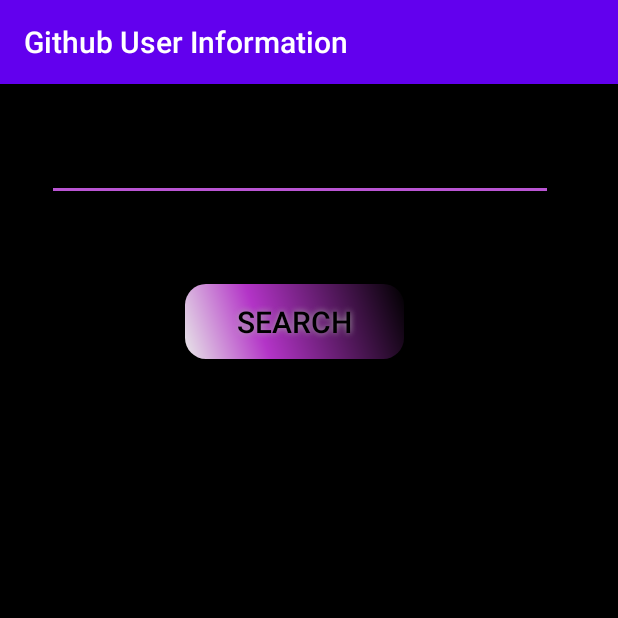
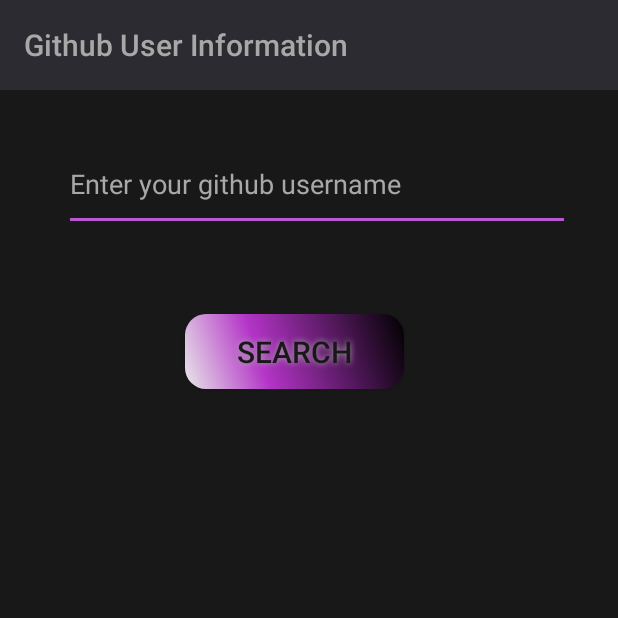
Before and after one commit to Islimoff/GithubUserInformation, an Android app: the screen it shows after launch (UserSearchActivity), on a phone screen of 412 x 824 dp, the top half of it. Run offline under Robolectric (Android 15) with nearby library versions, the phone set to English and light mode, and no system bars; our stand-ins replace Room's generated code, RxJava.

```diff
--- a/app/src/main/java/com/job4j/githubuserinformation/activities/BaseActivity.java
+++ b/app/src/main/java/com/job4j/githubuserinformation/activities/BaseActivity.java
@@ -4,6 +4,7 @@ import android.os.Bundle;
 
 import androidx.annotation.Nullable;
 import androidx.appcompat.app.AppCompatActivity;
+import androidx.appcompat.widget.Toolbar;
 import androidx.fragment.app.Fragment;
 import androidx.fragment.app.FragmentManager;
 
@@ -15,6 +16,8 @@ public abstract class BaseActivity extends AppCompatActivity {
     protected void onCreate(@Nullable Bundle saved) {
         super.onCreate(saved);
         setContentView(R.layout.activity_main);
+        Toolbar toolbar = findViewById(R.id.toolbar);
+        setSupportActionBar(toolbar);
         FragmentManager fragmentManager = getSupportFragmentManager();
         if (fragmentManager.findFragmentById(R.id.content) == null) {
             fragmentManager.beginTransaction()
--- a/app/src/main/java/com/job4j/githubuserinformation/dao/UserDao.java
+++ b/app/src/main/java/com/job4j/githubuserinformation/dao/UserDao.java
@@ -10,19 +10,20 @@ import com.job4j.githubuserinformation.models.User;
 import java.util.List;
 
 import io.reactivex.Flowable;
+import io.reactivex.Maybe;
 import io.reactivex.Single;
 
 @Dao
 public interface UserDao {
 
     @Insert
-    void insertUser(User user);
+    long insertUser(User user);
 
     @Delete
     void deleteUser(User user);
 
     @Query("SELECT * FROM user")
-    Flowable<List<User>> getAllUsers();
+    Maybe<List<User>> getAllUsers();
 
     @Query("SELECT login FROM user WHERE id = :id")
     String getUserName(int id);
--- a/app/src/main/java/com/job4j/githubuserinformation/fragments/ReposListFragment.java
+++ b/app/src/main/java/com/job4j/githubuserinformation/fragments/ReposListFragment.java
@@ -8,6 +8,9 @@ import android.widget.Toast;
 
 import androidx.annotation.NonNull;
 import androidx.annotation.Nullable;
+import androidx.appcompat.app.ActionBar;
+import androidx.appcompat.app.AppCompatActivity;
+import androidx.appcompat.widget.Toolbar;
 import androidx.fragment.app.Fragment;
 import androidx.recyclerview.widget.LinearLayoutManager;
 import androidx.recyclerview.widget.RecyclerView;
@@ -37,6 +40,10 @@ public class ReposListFragment extends Fragment {
     @Override
     public View onCreateView(@NonNull LayoutInflater inflater, @Nullable ViewGroup container, @Nullable Bundle savedInstanceState) {
         View view = inflater.inflate(R.layout.repos_list_activity, container, false);
+        Toolbar toolbar = view.findViewById(R.id.toolbar2);
+        ((AppCompatActivity) getActivity()).setSupportActionBar(toolbar);
+        ActionBar ab = ((AppCompatActivity) getActivity()).getSupportActionBar();
+        ab.setDisplayHomeAsUpEnabled(true);
         recycler = view.findViewById(R.id.repos_list);
         recycler.setLayoutManager(new LinearLayoutManager(getActivity()));
         Retrofit retrofit = RetrofitClient.getInstance();
--- a/app/src/main/java/com/job4j/githubuserinformation/fragments/UserSearchFragment.java
+++ b/app/src/main/java/com/job4j/githubuserinformation/fragments/UserSearchFragment.java
@@ -12,62 +12,51 @@ import android.widget.Toast;
 
 import androidx.annotation.NonNull;
 import androidx.annotation.Nullable;
+import androidx.appcompat.app.AppCompatActivity;
+import androidx.appcompat.widget.Toolbar;
 import androidx.fragment.app.Fragment;
-import androidx.room.Room;
 
 import com.job4j.githubuserinformation.R;
 import com.job4j.githubuserinformation.activities.ReposListActivity;
 import com.job4j.githubuserinformation.models.User;
 import com.job4j.githubuserinformation.retrofit.JsonApi;
 import com.job4j.githubuserinformation.retrofit.RetrofitClient;
-import com.job4j.githubuserinformation.room.MyDatabase;
+import com.job4j.githubuserinformation.room.DatabaseCallback;
+import com.job4j.githubuserinformation.room.RoomDb;
 
 import java.util.ArrayList;
 import java.util.List;
 
-import io.reactivex.Completable;
-import io.reactivex.Observable;
-import io.reactivex.Scheduler;
-import io.reactivex.Single;
 import io.reactivex.android.schedulers.AndroidSchedulers;
-import io.reactivex.functions.Consumer;
 import io.reactivex.observers.DisposableSingleObserver;
 import io.reactivex.schedulers.Schedulers;
 import retrofit2.Retrofit;
 
-public class UserSearchFragment extends Fragment {
+public class UserSearchFragment extends Fragment implements DatabaseCallback {
 
     private AutoCompleteTextView searchText;
     private JsonApi jsonApi;
-    private MyDatabase db;
+    private RoomDb db;
 
     @Nullable
     @Override
     public View onCreateView(@NonNull LayoutInflater inflater, @Nullable ViewGroup container, @Nullable Bundle savedInstanceState) {
-        View view = inflater.inflate(R.layout.user_serch_activity, container, false);
+        View view = inflater.inflate(R.layout.user_search_activity, container, false);
+        Toolbar toolbar = view.findViewById(R.id.toolbar);
+        ((AppCompatActivity) getActivity()).setSupportActionBar(toolbar);
         Button searchButton = view.findViewById(R.id.search_button);
-
+        searchText = view.findViewById(R.id.search_text);
         Retrofit retrofit = RetrofitClient.getInstance();
         jsonApi = retrofit.create(JsonApi.class);
-
-        db = Room.databaseBuilder(getActivity(),
-                MyDatabase.class, "populus-database")
-                .allowMainThreadQueries()
-                .build();
-
+        db = RoomDb.getDb(getActivity().getApplicationContext());
+        db.getUsers(this);
         searchButton.setOnClickListener(this::search);
-        List<String> userNames = getUserNames();
-        ArrayAdapter<String> adapter = new ArrayAdapter<>(getActivity(),
-                android.R.layout.simple_dropdown_item_1line, userNames);
-        searchText = view.findViewById(R.id.search_text);
-        searchText.setAdapter(adapter);
         return view;
     }
 
 
     private void search(View view) {
         String inputText = searchText.getText().toString();
-        final String[] userName = new String[1];
         if (!inputText.equals("")) {
             jsonApi.getUser(searchText.getText().toString())
                     .subscribeOn(Schedulers.io())
@@ -75,30 +64,7 @@ public class UserSearchFragment extends Fragment {
                     .subscribe(new DisposableSingleObserver<User>() {
                         @Override
                         public void onSuccess(User user) {
-                            Single.fromCallable(() -> db.getUserDao().getUserName(user.getId()))
-                                    .subscribeOn(Schedulers.io())
-                                    .observeOn(AndroidSchedulers.mainThread())
-                                    .subscribe(new DisposableSingleObserver<String>() {
-                                        @Override
-                                        public void onSuccess(String s) {
-                                            userName[0] =s;
-                                        }
-
-                                        @Override
-                                        public void onError(Throwable e) {
-
-                                        }
-                                    });
-                            if (!user.getLogin().equals(userName[0])) {
-                                Completable.fromRunnable(new Runnable() {
-                                    @Override
-                                    public void run() {
-                                        db.getUserDao().insertUser(user);
-                                    }
-                                })
-                                .subscribeOn(Schedulers.io())
-                                .subscribe();
-                            }
+                            db.addUser(user);
                             Intent intent = new Intent(getActivity(), ReposListActivity.class);
                             intent.putExtra("userName", user.getLogin());
                             getActivity().startActivity(intent);
@@ -114,18 +80,15 @@ public class UserSearchFragment extends Fragment {
         }
     }
 
-    private List<String> getUserNames() {
+    @Override
+    public void onUsersLoaded(List<User> users) {
         List<String> userNames = new ArrayList<>();
-        db.getUserDao().getAllUsers()
-                .observeOn(AndroidSchedulers.mainThread())
-                .subscribe(new Consumer<List<User>>() {
-                    @Override
-                    public void accept(List<User> users) throws Exception {
-                        for (User user : users) {
-                            userNames.add(user.getLogin());
-                        }
-                    }
-                });
-        return userNames;
+        for (User user : users) {
+            userNames.add(user.getLogin());
+        }
+        ArrayAdapter<String> adapter = new ArrayAdapter<>(getActivity(),
+                android.R.layout.simple_dropdown_item_1line, userNames);
+        searchText.setAdapter(adapter);
     }
+
 }
--- /dev/null
+++ b/app/src/main/java/com/job4j/githubuserinformation/room/DatabaseCallback.java
@@ -0,0 +1,10 @@
+package com.job4j.githubuserinformation.room;
+
+import com.job4j.githubuserinformation.models.User;
+
+import java.util.List;
+
+public interface DatabaseCallback {
+
+    void onUsersLoaded(List<User> users);
+}
--- /dev/null
+++ b/app/src/main/java/com/job4j/githubuserinformation/room/RoomDb.java
@@ -0,0 +1,79 @@
+package com.job4j.githubuserinformation.room;
+
+import android.content.Context;
+
+import androidx.room.Room;
+
+import com.job4j.githubuserinformation.models.User;
+
+import java.util.List;
+
+import io.reactivex.Completable;
+import io.reactivex.Single;
+import io.reactivex.android.schedulers.AndroidSchedulers;
+import io.reactivex.observers.DisposableMaybeObserver;
+import io.reactivex.observers.DisposableSingleObserver;
+import io.reactivex.schedulers.Schedulers;
+
+public class RoomDb {
+
+    private MyDatabase myDatabase;
+    private static RoomDb roomDb;
+
+    private RoomDb(Context context) {
+        myDatabase = Room.databaseBuilder(context,
+                MyDatabase.class, "populus-database")
+                .allowMainThreadQueries()
+                .build();
+    }
+
+    public static RoomDb getDb(Context context) {
+        if (roomDb == null) {
+            roomDb = new RoomDb(context);
+        }
+        return roomDb;
+    }
+
+    public void addUser(User user) {
+        Single.fromCallable(() -> myDatabase.getUserDao().getUserName(user.getId()))
+                .subscribeOn(Schedulers.io())
+                .observeOn(AndroidSchedulers.mainThread())
+                .subscribe(new DisposableSingleObserver<String>() {
+                    @Override
+                    public void onSuccess(String s) {
+                    }
+
+                    @Override
+                    public void onError(Throwable e) {
+                        Completable.fromRunnable(new Runnable() {
+                            @Override
+                            public void run() {
+                                long id = myDatabase.getUserDao().insertUser(user);
+                            }
+                        })
+                                .subscribeOn(Schedulers.io())
+                                .subscribe();
+                    }
+                });
+    }
+
+    public void getUsers(final DatabaseCallback callback) {
+        myDatabase.getUserDao().getAllUsers()
+                .observeOn(AndroidSchedulers.mainThread())
+                .subscribe(new DisposableMaybeObserver<List<User>>() {
+                    @Override
+                    public void onSuccess(List<User> users) {
+                        callback.onUsersLoaded(users);
+                    }
+
+                    @Override
+                    public void onError(Throwable e) {
+
+                    }
+
+                    @Override
+                    public void onComplete() {
+                    }
+                });
+    }
+}
--- /dev/null
+++ b/app/src/main/res/layout-land/user_search_activity.xml
@@ -0,0 +1,58 @@
+<?xml version="1.0" encoding="utf-8"?>
+<androidx.constraintlayout.widget.ConstraintLayout xmlns:android="http://schemas.android.com/apk/res/android"
+    xmlns:app="http://schemas.android.com/apk/res-auto"
+    xmlns:tools="http://schemas.android.com/tools"
+    android:layout_width="match_parent"
+    android:layout_height="match_parent"
+    android:background="#181819">
+
+    <androidx.appcompat.widget.Toolbar
+        android:id="@+id/toolbar"
+        style="@style/Toolbar"
+        android:layout_width="0dp"
+        android:layout_height="60dp"
+        app:titleTextColor="#A8A8A8"
+        app:layout_constraintEnd_toEndOf="parent"
+        app:layout_constraintStart_toStartOf="parent"
+        android:background="#2B2B31"
+        app:layout_constraintTop_toTopOf="parent">
+
+    </androidx.appcompat.widget.Toolbar>
+
+    <AutoCompleteTextView
+        android:id="@+id/search_text"
+        android:layout_width="337dp"
+        android:layout_height="62dp"
+        android:layout_marginStart="32dp"
+        android:layout_marginTop="40dp"
+        android:layout_marginEnd="32dp"
+        android:backgroundTint="#BA55D3"
+        android:hint="Enter your github username"
+        android:textColor="#A8A8A8"
+        android:textColorHint="#A8A8A8"
+        android:textCursorDrawable="@drawable/color_cursor"
+        app:layout_constraintEnd_toEndOf="parent"
+        app:layout_constraintStart_toStartOf="parent"
+        app:layout_constraintTop_toBottomOf="@+id/toolbar" />
+
+    <Button
+        android:id="@+id/search_button"
+        android:layout_width="146dp"
+        android:layout_height="50dp"
+
+        android:layout_marginStart="152dp"
+        android:layout_marginTop="55dp"
+        android:layout_marginEnd="171dp"
+        android:background="@drawable/custom_button"
+        android:shadowColor="#A8A8A8"
+        android:shadowDx="0"
+        android:shadowDy="0"
+        android:shadowRadius="5"
+        android:text="search"
+        android:textColor="#181819"
+        android:textSize="20sp"
+        app:layout_constraintEnd_toEndOf="parent"
+        app:layout_constraintStart_toStartOf="parent"
+        app:layout_constraintTop_toBottomOf="@+id/search_text" />
+
+</androidx.constraintlayout.widget.ConstraintLayout>
--- a/app/src/main/res/layout/repos_list_activity.xml
+++ b/app/src/main/res/layout/repos_list_activity.xml
@@ -1,9 +1,34 @@
 <?xml version="1.0" encoding="utf-8"?>
-<androidx.recyclerview.widget.RecyclerView
-    xmlns:android="http://schemas.android.com/apk/res/android"
+<androidx.constraintlayout.widget.ConstraintLayout xmlns:android="http://schemas.android.com/apk/res/android"
+    xmlns:app="http://schemas.android.com/apk/res-auto"
+    xmlns:tools="http://schemas.android.com/tools"
     android:layout_width="match_parent"
     android:layout_height="match_parent"
-    android:background="#000000"
-    android:id="@+id/repos_list">
+    android:background="#181819">
 
-</androidx.recyclerview.widget.RecyclerView>
+    <androidx.appcompat.widget.Toolbar
+        android:id="@+id/toolbar2"
+        style="@style/Toolbar"
+        android:layout_width="match_parent"
+        android:layout_height="60dp"
+        android:background="#2B2B31"
+        app:titleTextColor="#A8A8A8"
+        app:layout_constraintEnd_toEndOf="parent"
+        app:layout_constraintHorizontal_bias="1.0"
+        app:layout_constraintStart_toStartOf="parent"
+        app:layout_constraintTop_toTopOf="parent">
+
+    </androidx.appcompat.widget.Toolbar>
+
+    <androidx.recyclerview.widget.RecyclerView
+        android:id="@+id/repos_list"
+        android:layout_width="match_parent"
+        android:layout_height="match_parent"
+        android:layout_marginTop="68dp"
+        android:background="#181819"
+        app:layout_constraintEnd_toEndOf="parent"
+        app:layout_constraintStart_toStartOf="parent"
+        app:layout_constraintTop_toBottomOf="@+id/toolbar2">
+
+    </androidx.recyclerview.widget.RecyclerView>
+</androidx.constraintlayout.widget.ConstraintLayout>
--- a/app/src/main/res/layout/repository_info.xml
+++ b/app/src/main/res/layout/repository_info.xml
@@ -17,7 +17,7 @@
 
         <TextView
             android:id="@+id/repos_name"
-            android:layout_width="150dp"
+            android:layout_width="170dp"
             android:layout_height="30dp"
             android:layout_marginStart="8dp"
             android:layout_marginTop="8dp"
@@ -32,13 +32,14 @@
         <TextView
             android:id="@+id/repos_language"
             android:layout_width="120dp"
-            android:layout_height="30dp"
+            android:layout_height="36dp"
             android:layout_marginStart="32dp"
             android:layout_marginTop="8dp"
             android:layout_marginBottom="8dp"
             android:textSize="16dp"
             app:layout_constraintBottom_toBottomOf="parent"
             app:layout_constraintStart_toEndOf="@+id/repos_name"
-            app:layout_constraintTop_toTopOf="parent" />
+            app:layout_constraintTop_toTopOf="parent"
+            app:layout_constraintVertical_bias="0.6" />
     </androidx.constraintlayout.widget.ConstraintLayout>
 </androidx.cardview.widget.CardView>
--- /dev/null
+++ b/app/src/main/res/layout/user_search_activity.xml
@@ -0,0 +1,59 @@
+<?xml version="1.0" encoding="utf-8"?>
+<androidx.constraintlayout.widget.ConstraintLayout xmlns:android="http://schemas.android.com/apk/res/android"
+    xmlns:app="http://schemas.android.com/apk/res-auto"
+    xmlns:tools="http://schemas.android.com/tools"
+    android:layout_width="match_parent"
+    android:layout_height="match_parent"
+    android:background="#181819">
+
+    <androidx.appcompat.widget.Toolbar
+        android:id="@+id/toolbar"
+        style="@style/Toolbar"
+        android:layout_width="0dp"
+        android:layout_height="60dp"
+        app:titleTextColor="#A8A8A8"
+        app:layout_constraintEnd_toEndOf="parent"
+        app:layout_constraintStart_toStartOf="parent"
+        android:background="#2B2B31"
+        app:layout_constraintTop_toTopOf="parent">
+
+    </androidx.appcompat.widget.Toolbar>
+
+    <AutoCompleteTextView
+        android:id="@+id/search_text"
+        android:layout_width="337dp"
+        android:layout_height="62dp"
+        android:layout_marginStart="32dp"
+        android:layout_marginTop="32dp"
+        android:layout_marginEnd="32dp"
+        android:backgroundTint="#BA55D3"
+        android:hint="Enter your github username"
+        android:textColor="#A8A8A8"
+        android:textColorHint="#A8A8A8"
+        android:textCursorDrawable="@drawable/color_cursor"
+        app:layout_constraintEnd_toEndOf="parent"
+        app:layout_constraintHorizontal_bias="1.0"
+        app:layout_constraintStart_toStartOf="parent"
+        app:layout_constraintTop_toBottomOf="@+id/toolbar" />
+
+    <Button
+        android:id="@+id/search_button"
+        android:layout_width="146dp"
+        android:layout_height="50dp"
+
+        android:layout_marginStart="152dp"
+        android:layout_marginTop="55dp"
+        android:layout_marginEnd="171dp"
+        android:background="@drawable/custom_button"
+        android:shadowColor="#A8A8A8"
+        android:shadowDx="0"
+        android:shadowDy="0"
+        android:shadowRadius="5"
+        android:text="search"
+        android:textColor="#181819"
+        android:textSize="20sp"
+        app:layout_constraintEnd_toEndOf="parent"
+        app:layout_constraintStart_toStartOf="parent"
+        app:layout_constraintTop_toBottomOf="@+id/search_text" />
+
+</androidx.constraintlayout.widget.ConstraintLayout>
--- a/app/src/main/res/layout/user_serch_activity.xml
+++ /dev/null
@@ -1,44 +0,0 @@
-<?xml version="1.0" encoding="utf-8"?>
-<androidx.constraintlayout.widget.ConstraintLayout
-    xmlns:android="http://schemas.android.com/apk/res/android"
-    xmlns:app="http://schemas.android.com/apk/res-auto"
-    android:layout_width="match_parent"
-    android:layout_height="match_parent"
-    android:background="#000000">
-
-    <AutoCompleteTextView
-        android:id="@+id/search_text"
-        android:layout_width="337dp"
-        android:layout_height="62dp"
-        android:hint="Enter your github username"
-        android:backgroundTint="#BA55D3"
-        android:textCursorDrawable="@drawable/color_cursor"
-        android:textColor="#FFFAFA"
-        android:layout_marginStart="31dp"
-        android:layout_marginTop="16dp"
-        android:layout_marginEnd="43dp"
-        app:layout_constraintEnd_toEndOf="parent"
-        app:layout_constraintStart_toStartOf="parent"
-        app:layout_constraintTop_toTopOf="parent" />
-
-    <Button
-        android:id="@+id/search_button"
-        android:textColor="#000000"
-        android:textSize="20sp"
-
-        android:layout_width="146dp"
-        android:layout_height="50dp"
-        android:text="search"
-        android:background="@drawable/custom_button"
-        android:shadowColor="#A8A8A8"
-        android:shadowDx="0"
-        android:shadowDy="0"
-        android:shadowRadius="5"
-        android:layout_marginStart="152dp"
-        android:layout_marginTop="55dp"
-        android:layout_marginEnd="171dp"
-        app:layout_constraintEnd_toEndOf="parent"
-        app:layout_constraintStart_toStartOf="parent"
-        app:layout_constraintTop_toBottomOf="@+id/search_text" />
-
-</androidx.constraintlayout.widget.ConstraintLayout>
--- a/app/src/main/res/values/styles.xml
+++ b/app/src/main/res/values/styles.xml
@@ -1,11 +1,17 @@
 <resources>
 
     <!-- Base application theme. -->
-    <style name="AppTheme" parent="Theme.AppCompat.Light.DarkActionBar">
+    <style name="AppTheme" parent="Theme.AppCompat.Light.NoActionBar">
         <!-- Customize your theme here. -->
         <item name="colorPrimary">@color/colorPrimary</item>
         <item name="colorPrimaryDark">@color/colorPrimaryDark</item>
         <item name="colorAccent">@color/colorAccent</item>
     </style>
 
+    <style name="Toolbar">
+        <item name="android:layout_width">match_parent</item>
+        <item name="android:layout_height">?attr/actionBarSize</item>
+        <item name="theme">@style/ThemeOverlay.AppCompat.Dark.ActionBar</item>
+    </style>
+
 </resources>
```
